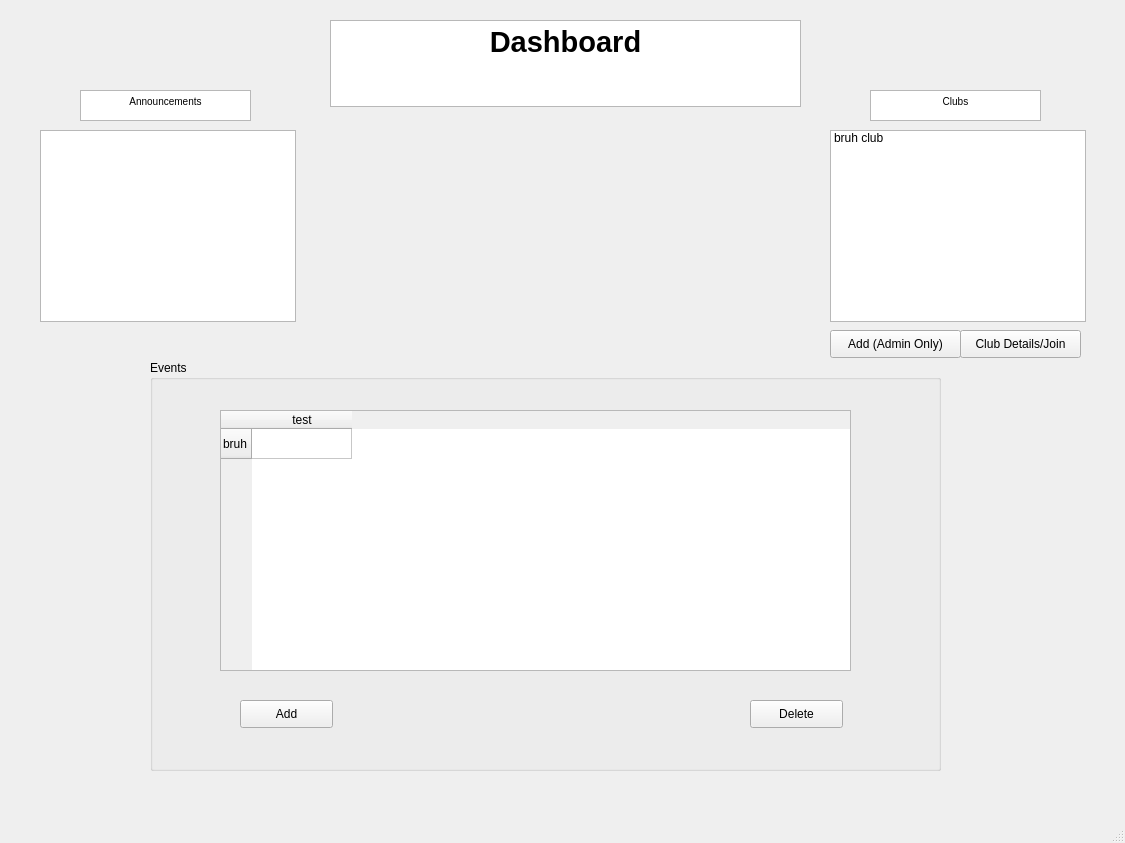
First picture: the form in dashboard_3.ui, repository taqiKaAccount/Club-Management-System, before the edit.
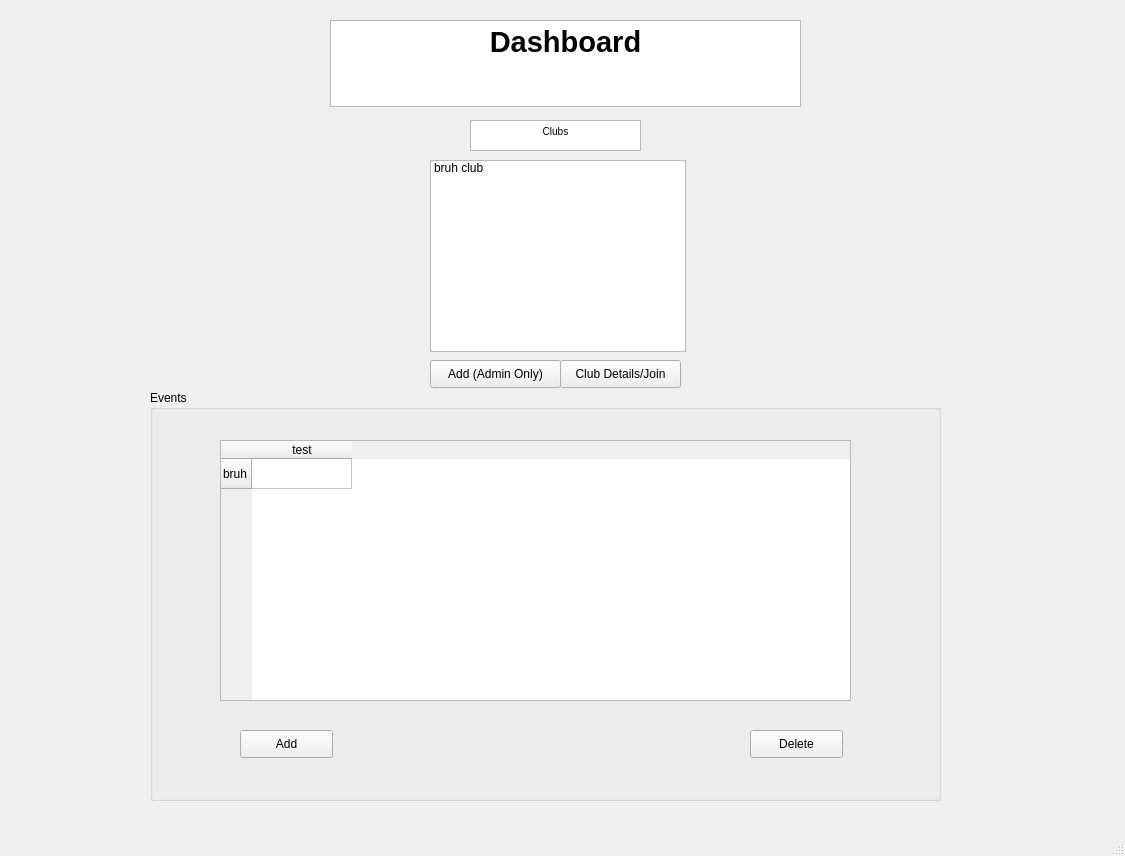
Second picture: the form after the edit.

Diff of the .ui file:
```diff
--- a/dashboard_3.ui
+++ b/dashboard_3.ui
@@ -7,7 +7,7 @@
     <x>0</x>
     <y>0</y>
     <width>1125</width>
-    <height>843</height>
+    <height>856</height>
    </rect>
   </property>
   <property name="windowTitle">
@@ -44,7 +44,7 @@
     <property name="geometry">
      <rect>
       <x>150</x>
-      <y>360</y>
+      <y>390</y>
       <width>791</width>
       <height>411</height>
      </rect>
@@ -102,8 +102,8 @@
    <widget class="QListWidget" name="listWidget">
     <property name="geometry">
      <rect>
-      <x>830</x>
-      <y>130</y>
+      <x>430</x>
+      <y>160</y>
       <width>256</width>
       <height>192</height>
      </rect>
@@ -117,8 +117,8 @@
    <widget class="QTextEdit" name="textEdit_2">
     <property name="geometry">
      <rect>
-      <x>870</x>
-      <y>90</y>
+      <x>470</x>
+      <y>120</y>
       <width>171</width>
       <height>31</height>
      </rect>
@@ -131,38 +131,11 @@
 &lt;p align=&quot;center&quot; style=&quot; margin-top:0px; margin-bottom:0px; margin-left:0px; margin-right:0px; -qt-block-indent:0; text-indent:0px;&quot;&gt;Clubs&lt;/p&gt;&lt;/body&gt;&lt;/html&gt;</string>
     </property>
    </widget>
-   <widget class="QTextEdit" name="textEdit_3">
-    <property name="geometry">
-     <rect>
-      <x>80</x>
-      <y>90</y>
-      <width>171</width>
-      <height>31</height>
-     </rect>
-    </property>
-    <property name="html">
-     <string>&lt;!DOCTYPE HTML PUBLIC &quot;-//W3C//DTD HTML 4.0//EN&quot; &quot;http://www.w3.org/TR/REC-html40/strict.dtd&quot;&gt;
-&lt;html&gt;&lt;head&gt;&lt;meta name=&quot;qrichtext&quot; content=&quot;1&quot; /&gt;&lt;style type=&quot;text/css&quot;&gt;
-p, li { white-space: pre-wrap; }
-&lt;/style&gt;&lt;/head&gt;&lt;body style=&quot; font-family:'MS Shell Dlg 2'; font-size:7.8pt; font-weight:400; font-style:normal;&quot;&gt;
-&lt;p align=&quot;center&quot; style=&quot; margin-top:0px; margin-bottom:0px; margin-left:0px; margin-right:0px; -qt-block-indent:0; text-indent:0px;&quot;&gt;Announcements&lt;/p&gt;&lt;/body&gt;&lt;/html&gt;</string>
-    </property>
-   </widget>
-   <widget class="QTableView" name="tableView_2">
-    <property name="geometry">
-     <rect>
-      <x>40</x>
-      <y>130</y>
-      <width>256</width>
-      <height>192</height>
-     </rect>
-    </property>
-   </widget>
    <widget class="QPushButton" name="pushButton_4">
     <property name="geometry">
      <rect>
-      <x>830</x>
-      <y>330</y>
+      <x>430</x>
+      <y>360</y>
       <width>131</width>
       <height>28</height>
      </rect>
@@ -174,8 +147,8 @@
    <widget class="QPushButton" name="pushButton_5">
     <property name="geometry">
      <rect>
-      <x>960</x>
-      <y>330</y>
+      <x>560</x>
+      <y>360</y>
       <width>121</width>
       <height>28</height>
      </rect>
```
Left out of the diff: 2 changed lines with no effect on the pictures.
